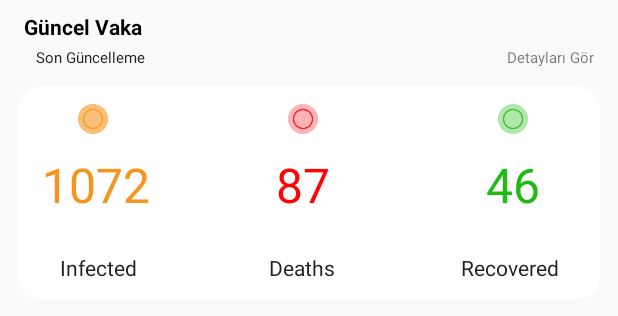
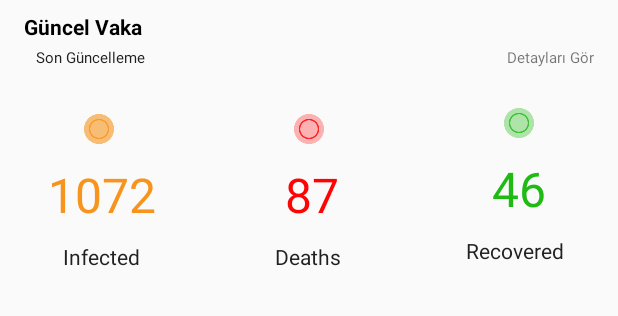
Before and after one commit to myusufcil/covid-19-project, an Android app: the layout item_case_update_card.xml on its own in the app's theme, with its tools: preview values and no code run, on a phone screen of 412 x 824 dp. Shown: the top 316 px of the screen. Run offline under Robolectric (Android 15) with nearby library versions, the phone set to English and light mode, and no system bars.

Commit message:
toConstraint

```diff
--- a/app/src/main/res/layout/item_case_update_card.xml
+++ b/app/src/main/res/layout/item_case_update_card.xml
@@ -1,6 +1,7 @@
 <?xml version="1.0" encoding="utf-8"?>
 <androidx.constraintlayout.widget.ConstraintLayout xmlns:android="http://schemas.android.com/apk/res/android"
     xmlns:app="http://schemas.android.com/apk/res-auto"
+    xmlns:tools="http://schemas.android.com/tools"
     android:layout_width="match_parent"
     android:layout_height="wrap_content">
     <TextView
@@ -38,105 +39,123 @@
         app:layout_constraintEnd_toEndOf="parent"
         app:layout_constraintTop_toBottomOf="@+id/textView" />
 
-    <RelativeLayout
+    <androidx.constraintlayout.widget.ConstraintLayout
         android:layout_width="match_parent"
-        android:layout_height="wrap_content"
-        android:layout_marginLeft="12dp"
-        android:layout_marginTop="12dp"
-        android:layout_marginRight="12dp"
-        android:background="@drawable/update_cases_card"
-        app:layout_constraintEnd_toEndOf="parent"
+        android:layout_height="130dp"
+        android:layout_marginTop="56dp"
         app:layout_constraintStart_toStartOf="parent"
-        app:layout_constraintTop_toBottomOf="@+id/textView2">
+        app:layout_constraintTop_toTopOf="parent">
+
 
         <ImageView
             android:id="@+id/iv_item_case_update_card_infected_color"
             android:layout_width="20dp"
             android:layout_height="20dp"
-            android:layout_marginLeft="28dp"
-            android:src="@drawable/orange_eclipse" />
+            android:layout_marginStart="56dp"
+            android:layout_marginTop="20dp"
+            android:src="@drawable/orange_eclipse"
+            app:layout_constraintStart_toStartOf="parent"
+            app:layout_constraintTop_toTopOf="parent" />
 
         <ImageView
             android:id="@+id/iv_item_case_update_card_death_color"
             android:layout_width="20dp"
             android:layout_height="20dp"
-            android:layout_marginLeft="120dp"
+            android:layout_marginTop="20dp"
             android:layout_toEndOf="@+id/iv_item_case_update_card_infected_color"
-            android:src="@drawable/red_eclipse" />
+            android:src="@drawable/red_eclipse"
+            app:layout_constraintEnd_toStartOf="@+id/iv_item_case_update_card_recovered_color"
+            app:layout_constraintStart_toEndOf="@+id/iv_item_case_update_card_infected_color"
+            app:layout_constraintTop_toTopOf="parent" />
 
         <ImageView
             android:id="@+id/iv_item_case_update_card_recovered_color"
             android:layout_width="20dp"
             android:layout_height="20dp"
-            android:layout_marginLeft="120dp"
+            android:layout_marginTop="16dp"
+            android:layout_marginEnd="56dp"
             android:layout_toEndOf="@+id/iv_item_case_update_card_death_color"
-            android:src="@drawable/green_eclipse" />
+            android:src="@drawable/green_eclipse"
+            app:layout_constraintEnd_toEndOf="parent"
+            app:layout_constraintTop_toTopOf="parent" />
 
         <TextView
             android:id="@+id/tv_item_case_update_card_infected_number"
             android:layout_width="wrap_content"
             android:layout_height="wrap_content"
             android:layout_below="@+id/iv_item_case_update_card_infected_color"
-            android:layout_marginLeft="4dp"
+            android:layout_marginStart="32dp"
             android:layout_marginTop="12dp"
             android:text="1072"
             android:textColor="#f7941d"
-            android:textSize="32dp" />
+            android:textSize="32dp"
+            app:layout_constraintStart_toStartOf="parent"
+            app:layout_constraintTop_toBottomOf="@+id/iv_item_case_update_card_infected_color" />
 
         <TextView
             android:id="@+id/tv_item_case_update_card_death_number"
             android:layout_width="wrap_content"
             android:layout_height="wrap_content"
             android:layout_below="@+id/iv_item_case_update_card_infected_color"
-            android:layout_marginLeft="84dp"
+            android:layout_marginStart="86dp"
             android:layout_marginTop="12dp"
             android:layout_toEndOf="@+id/tv_item_case_update_card_infected_number"
             android:text="87"
             android:textColor="#ff0404"
-            android:textSize="32dp" />
+            android:textSize="32dp"
+            app:layout_constraintStart_toEndOf="@+id/tv_item_case_update_card_infected_number"
+            app:layout_constraintTop_toBottomOf="@+id/iv_item_case_update_card_death_color" />
 
         <TextView
             android:id="@+id/tv_item_case_update_card_recovered_number"
             android:layout_width="wrap_content"
             android:layout_height="wrap_content"
             android:layout_below="@+id/iv_item_case_update_card_infected_color"
-            android:layout_marginStart="104dp"
+            android:layout_marginStart="102dp"
             android:layout_marginTop="12dp"
             android:layout_toEndOf="@+id/tv_item_case_update_card_death_number"
             android:text="46"
             android:textColor="#20ba15"
-            android:textSize="32dp" />
+            android:textSize="32dp"
+            app:layout_constraintStart_toEndOf="@+id/tv_item_case_update_card_death_number"
+            app:layout_constraintTop_toBottomOf="@+id/iv_item_case_update_card_recovered_color" />
 
         <TextView
             android:id="@+id/tv_item_case_update_card_infected"
             android:layout_width="wrap_content"
             android:layout_height="wrap_content"
             android:layout_below="@+id/tv_item_case_update_card_recovered_number"
-            android:layout_marginLeft="16dp"
-            android:layout_marginTop="24dp"
+            android:layout_marginStart="42dp"
+            android:layout_marginTop="10dp"
             android:text="Infected"
-            android:textColor="@color/Gray" />
+            android:textColor="@color/Gray"
+            app:layout_constraintStart_toStartOf="parent"
+            app:layout_constraintTop_toBottomOf="@+id/tv_item_case_update_card_infected_number" />
 
         <TextView
             android:id="@+id/tv_item_case_update_card_death"
             android:layout_width="wrap_content"
             android:layout_height="wrap_content"
             android:layout_below="@+id/tv_item_case_update_card_recovered_number"
-            android:layout_marginLeft="88dp"
-            android:layout_marginTop="24dp"
+            android:layout_marginStart="90dp"
+            android:layout_marginTop="10dp"
             android:layout_toEndOf="@+id/tv_item_case_update_card_infected"
             android:text="Deaths"
-            android:textColor="@color/Gray" />
+            android:textColor="@color/Gray"
+            app:layout_constraintStart_toEndOf="@+id/tv_item_case_update_card_infected"
+            app:layout_constraintTop_toBottomOf="@+id/tv_item_case_update_card_death_number" />
 
         <TextView
             android:id="@+id/tv_item_case_update_card_recovered"
             android:layout_width="wrap_content"
             android:layout_height="wrap_content"
             android:layout_below="@+id/tv_item_case_update_card_recovered_number"
-            android:layout_marginLeft="84dp"
-            android:layout_marginTop="24dp"
+            android:layout_marginStart="83dp"
+            android:layout_marginTop="10dp"
             android:layout_toEndOf="@+id/tv_item_case_update_card_death"
             android:text="Recovered"
-            android:textColor="@color/Gray" />
-    </RelativeLayout>
+            android:textColor="@color/Gray"
+            app:layout_constraintStart_toEndOf="@+id/tv_item_case_update_card_death"
+            app:layout_constraintTop_toBottomOf="@+id/tv_item_case_update_card_recovered_number" />
+    </androidx.constraintlayout.widget.ConstraintLayout>
 </androidx.constraintlayout.widget.ConstraintLayout>
```
